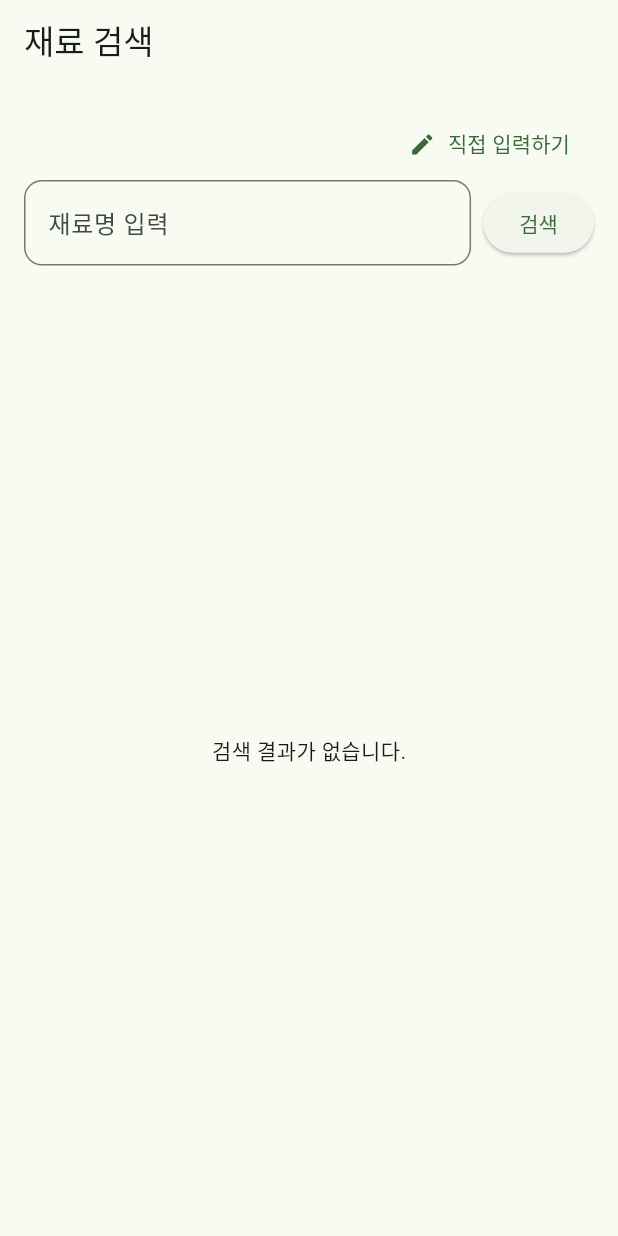
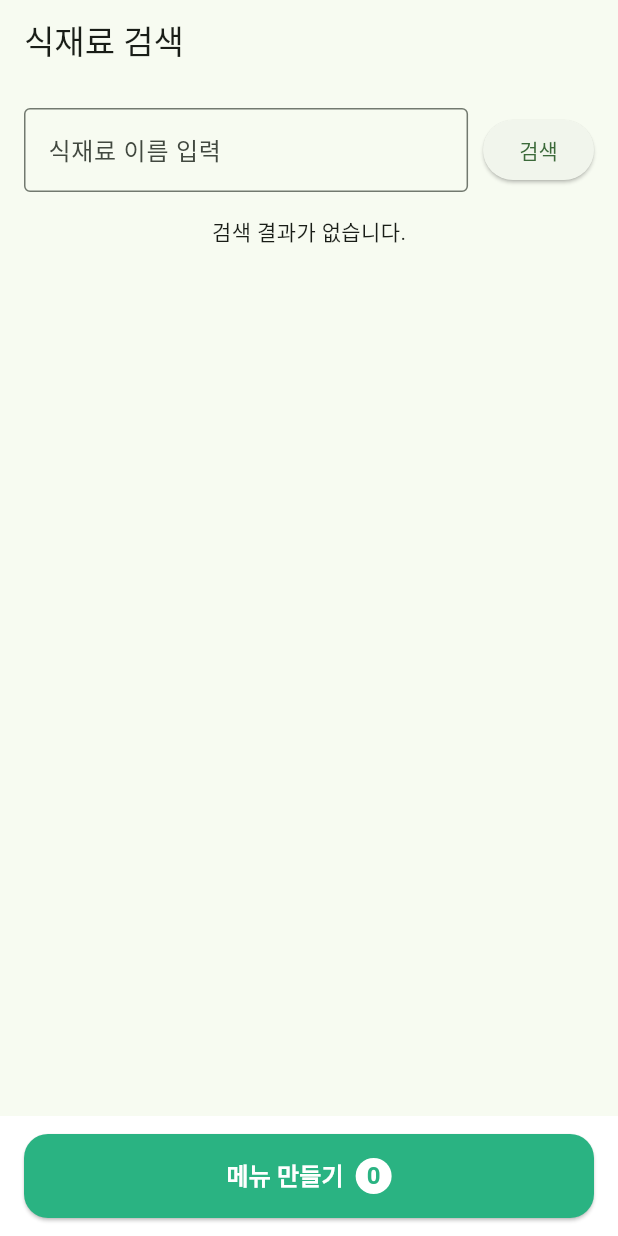
Before and after one commit to Penopuin/FE_nutrition_analysis_corporate_task, a Flutter app: the screen it shows after launch, after a tap on "검색", on a phone screen of 412 x 824 dp. Run offline on Flutter 3.47's test engine with Material 3 defaults, Android fonts, the phone set to English and light mode, and no system bars.

Commit message:
flask <-> flutter connect

```diff
--- a/lib/models/nutrition_item.dart
+++ b/lib/models/nutrition_item.dart
@@ -1,43 +1,50 @@
 class NutritionItem {
-  final String name; // DESC_KOR: 재료명
-  final String calories; // NUTR_CONT1: 열량(kcal)
-  final String carbohydrates; // NUTR_CONT2: 탄수화물(g)
-  final String protein; // NUTR_CONT3: 단백질(g)
-  final String fat; // NUTR_CONT4: 지방(g)
-  final String sugars; // NUTR_CONT5: 당류(g)
-  final String sodium; // NUTR_CONT6: 나트륨(mg)
-  final String cholesterol; // NUTR_CONT7: 콜레스테롤(mg)
-  final String saturatedFat; // NUTR_CONT8: 포화지방(g)
-  final String transFat; // NUTR_CONT9: 트랜스지방(g)
-  final String servingSize; // SERVING_SIZE: 1회 제공량(g)
+  final String? food_code;
+  final String? food_name;
+  final double? serving_size_g;
+  final double? calorie_kcal;
+  final double? carbohydrate_g;
+  final double? sugar_g;
+  final double? protein_g;
+  final double? fat_g;
+  final double? saturated_fat_g;
+  final double? trans_fat_g;
+  final double? sodium_mg;
+  final double? cholesterol_mg;
 
   NutritionItem({
-    required this.name,
-    required this.calories,
-    required this.carbohydrates,
-    required this.protein,
-    required this.fat,
-    required this.sugars,
-    required this.sodium,
-    required this.cholesterol,
-    required this.saturatedFat,
-    required this.transFat,
-    required this.servingSize,
+    this.food_code,
+    this.food_name,
+    this.serving_size_g,
+    this.calorie_kcal,
+    this.carbohydrate_g,
+    this.sugar_g,
+    this.protein_g,
+    this.fat_g,
+    this.saturated_fat_g,
+    this.trans_fat_g,
+    this.sodium_mg,
+    this.cholesterol_mg,
   });
 
   factory NutritionItem.fromJson(Map<String, dynamic> json) {
     return NutritionItem(
-      name: json['DESC_KOR'] ?? '',
-      calories: json['NUTR_CONT1'] ?? '',
-      carbohydrates: json['NUTR_CONT2'] ?? '',
-      protein: json['NUTR_CONT3'] ?? '',
-      fat: json['NUTR_CONT4'] ?? '',
-      sugars: json['NUTR_CONT5'] ?? '',
-      sodium: json['NUTR_CONT6'] ?? '',
-      cholesterol: json['NUTR_CONT7'] ?? '',
-      saturatedFat: json['NUTR_CONT8'] ?? '',
-      transFat: json['NUTR_CONT9'] ?? '',
-      servingSize: json['SERVING_SIZE'] ?? '',
+      food_code: json['food_code'],
+      food_name: json['food_name'],
+      serving_size_g: (json['serving_size_g'] as num?)?.toDouble(),
+      calorie_kcal: (json['calorie_kcal'] as num?)?.toDouble(),
+      carbohydrate_g: (json['carbohydrate_g'] as num?)?.toDouble(),
+      sugar_g: (json['sugar_g'] as num?)?.toDouble(),
+      protein_g: (json['protein_g'] as num?)?.toDouble(),
+      fat_g: (json['fat_g'] as num?)?.toDouble(),
+      saturated_fat_g: (json['saturated_fat_g'] as num?)?.toDouble(),
+      trans_fat_g: (json['trans_fat_g'] as num?)?.toDouble(),
+      sodium_mg: (json['sodium_mg'] as num?)?.toDouble(),
+      cholesterol_mg: (json['cholesterol_mg'] as num?)?.toDouble(),
     );
   }
+
+  // ✅ UI 코드와 호환되도록 Getter 추가
+  String? get foodName => food_name;
+  double? get calorieKcal => calorie_kcal;
 }
--- /dev/null
+++ b/lib/models/selected_ingredients.dart
@@ -0,0 +1,29 @@
+import 'nutrition_item.dart';
+
+class SelectedIngredients {
+  static final List<NutritionItem> _items = [];
+
+  /// 재료 추가
+  static void add(NutritionItem item) {
+    _items.add(item);
+  }
+
+  /// 모든 재료 반환 (수정 불가능한 리스트로)
+  static List<NutritionItem> get all => List.unmodifiable(_items);
+
+  /// 재료 개수
+  static int get count => _items.length;
+
+  /// 모든 재료 초기화
+  static void clear() {
+    _items.clear();
+  }
+
+  /// JSON 변환 (Flask로 보낼 POST용)
+  static List<Map<String, dynamic>> toJsonList() {
+    return _items.map((item) => {
+      "food_code": item.food_code,
+      "amount": item.serving_size_g ?? 100.0, // 사용자가 입력한 제공량
+    }).toList();
+  }
+}
--- a/lib/screens/ingredient_search_screen.dart
+++ b/lib/screens/ingredient_search_screen.dart
@@ -1,5 +1,6 @@
 import 'package:flutter/material.dart';
 import '../models/nutrition_item.dart';
+import '../models/selected_ingredients.dart';
 import '../services/nutrition_api_service.dart';
 import 'nutrition_input_screen.dart';
 
@@ -15,75 +16,89 @@ class _IngredientSearchScreenState extends State<IngredientSearchScreen> {
   List<NutritionItem> _results = [];
   bool _isLoading = false;
 
-  void _onSearch() async {
+  // 검색 API 호출
+  Future<void> _onSearch() async {
     final query = _searchController.text.trim();
     if (query.isEmpty) return;
 
-    setState(() => _isLoading = true);
+    setState(() {
+      _isLoading = true;
+      _results = [];
+    });
 
     try {
-      final items = await NutritionApiService().fetchNutritionItems(query);
-      setState(() {
-        _results = items;
-      });
+      final items = await NutritionApiService().searchAllSources(query);
+      setState(() => _results = items);
     } catch (e) {
       ScaffoldMessenger.of(context).showSnackBar(
-        SnackBar(content: Text('검색 중 오류 발생: $e')),
+        SnackBar(content: Text('검색 실패: $e')),
       );
     } finally {
       setState(() => _isLoading = false);
     }
   }
 
-  void _goToManualInput() {
-    Navigator.push(
+  Future<void> _navigateToInput(NutritionItem item) async {
+    await Navigator.push(
       context,
-      MaterialPageRoute(
-        builder: (_) => const NutritionInputScreen(
-          title: '',
-          amount: '',
-          calorie: '',
-        ),
-      ),
+      MaterialPageRoute(builder: (_) => NutritionInputScreen(item: item)),
+    );
+    setState(() {}); // 누적된 재료 리스트 갱신
+  }
+
+  Widget _buildResultItem(NutritionItem item) {
+    return ListTile(
+      title: Text(item.foodName ?? ''),
+      subtitle: Text('${item.serving_size_g?.toStringAsFixed(0) ?? '-'}g | ${item.calorieKcal?.toStringAsFixed(0) ?? '-'} kcal'),
+      onTap: () => _navigateToInput(item),
+    );
+  }
+
+  Widget _buildSelectedList() {
+    final items = SelectedIngredients.all;
+    if (items.isEmpty) return const SizedBox();
+
+    return Column(
+      crossAxisAlignment: CrossAxisAlignment.start,
+      children: [
+        const Divider(height: 24),
+        Text('추가된 재료 (${items.length})', style: const TextStyle(fontWeight: FontWeight.bold)),
+        const SizedBox(height: 8),
+        ...items.map((item) => Card(
+          child: ListTile(
+            title: Text(item.foodName ?? ''),
+            subtitle: Text('${item.serving_size_g?.toStringAsFixed(0) ?? '-'}g | ${item.calorieKcal?.toStringAsFixed(0) ?? '-'} kcal'),
+          ),
+        )),
+        const SizedBox(height: 80), // 하단 버튼과 간격
+      ],
     );
   }
 
   @override
   Widget build(BuildContext context) {
+    final selectedCount = SelectedIngredients.count;
+
     return Scaffold(
-      appBar: AppBar(
-        title: const Text('재료 검색'),
-      ),
+      appBar: AppBar(title: const Text('식재료 검색')),
       body: Padding(
-        padding: const EdgeInsets.all(16.0),
+        padding: const EdgeInsets.all(16),
         child: Column(
           children: [
-            // 👉 직접 입력 버튼 추가
-            Align(
-              alignment: Alignment.centerRight,
-              child: TextButton.icon(
-                onPressed: _goToManualInput,
-                icon: const Icon(Icons.edit, size: 18),
-                label: const Text('직접 입력하기'),
-              ),
-            ),
-
             // 검색창
             Row(
               children: [
                 Expanded(
                   child: TextField(
                     controller: _searchController,
-                    decoration: InputDecoration(
-                      hintText: '재료명 입력',
-                      border: OutlineInputBorder(
-                        borderRadius: BorderRadius.circular(12),
-                      ),
+                    decoration: const InputDecoration(
+                      labelText: '식재료 이름 입력',
+                      border: OutlineInputBorder(),
                     ),
                     onSubmitted: (_) => _onSearch(),
                   ),
                 ),
-                const SizedBox(width: 8),
+                const SizedBox(width: 10),
                 ElevatedButton(
                   onPressed: _onSearch,
                   child: const Text('검색'),
@@ -92,37 +107,52 @@ class _IngredientSearchScreenState extends State<IngredientSearchScreen> {
             ),
             const SizedBox(height: 16),
 
-            // 결과
-            _isLoading
-                ? const CircularProgressIndicator()
-                : Expanded(
-              child: _results.isEmpty
-                  ? const Center(child: Text('검색 결과가 없습니다.'))
-                  : ListView.builder(
-                itemCount: _results.length,
-                itemBuilder: (context, index) {
-                  final item = _results[index];
-                  return ListTile(
-                    title: Text(item.name),
-                    subtitle: Text('열량: ${item.calories} kcal'),
-                    trailing: const Icon(Icons.arrow_forward_ios),
-                    onTap: () {
-                      Navigator.push(
-                        context,
-                        MaterialPageRoute(
-                          builder: (_) => NutritionInputScreen(
-                            title: item.name,
-                            amount: item.servingSize,
-                            calorie: item.calories,
-                          ),
-                        ),
-                      );
-                    },
-                  );
-                },
+            // 결과 & 누적 리스트
+            if (_isLoading)
+              const CircularProgressIndicator()
+            else if (_results.isEmpty)
+              const Text('검색 결과가 없습니다.')
+            else
+              Expanded(
+                child: ListView(
+                  children: [
+                    ..._results.map(_buildResultItem),
+                    _buildSelectedList(),
+                  ],
+                ),
               ),
+          ],
+        ),
+      ),
+      bottomNavigationBar: Container(
+        padding: const EdgeInsets.symmetric(horizontal: 16, vertical: 12),
+        color: Colors.white,
+        child: ElevatedButton(
+          onPressed: () {
+            // TODO: 메뉴 최종 생성 화면 또는 POST 전송
+          },
+          style: ElevatedButton.styleFrom(
+            backgroundColor: const Color(0xFF2AB382),
+            minimumSize: const Size(double.infinity, 56),
+            shape: RoundedRectangleBorder(
+              borderRadius: BorderRadius.circular(16),
             ),
-          ],
+          ),
+          child: Row(
+            mainAxisAlignment: MainAxisAlignment.center,
+            children: [
+              const Text('메뉴 만들기', style: TextStyle(color: Colors.white, fontSize: 16, fontWeight: FontWeight.bold)),
+              const SizedBox(width: 8),
+              CircleAvatar(
+                backgroundColor: Colors.white,
+                radius: 12,
+                child: Text(
+                  '$selectedCount',
+                  style: const TextStyle(color: Color(0xFF2AB382), fontWeight: FontWeight.bold),
+                ),
+              ),
+            ],
+          ),
         ),
       ),
     );
```
Also changed, not shown: lib/screens/nutrition_input_screen.dart (+153 -166 lines), lib/services/nutrition_api_service.dart (+12 -24 lines).
